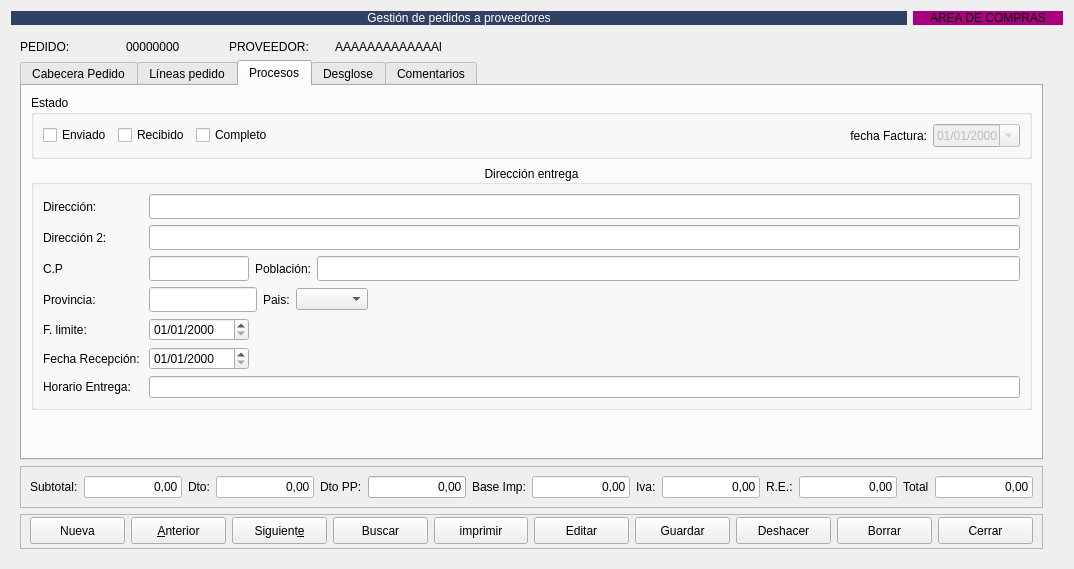
arcnexus/RedFoX, file RedFoX/Zona_Compras/frmpedidosproveedor.ui: the form before one commit.
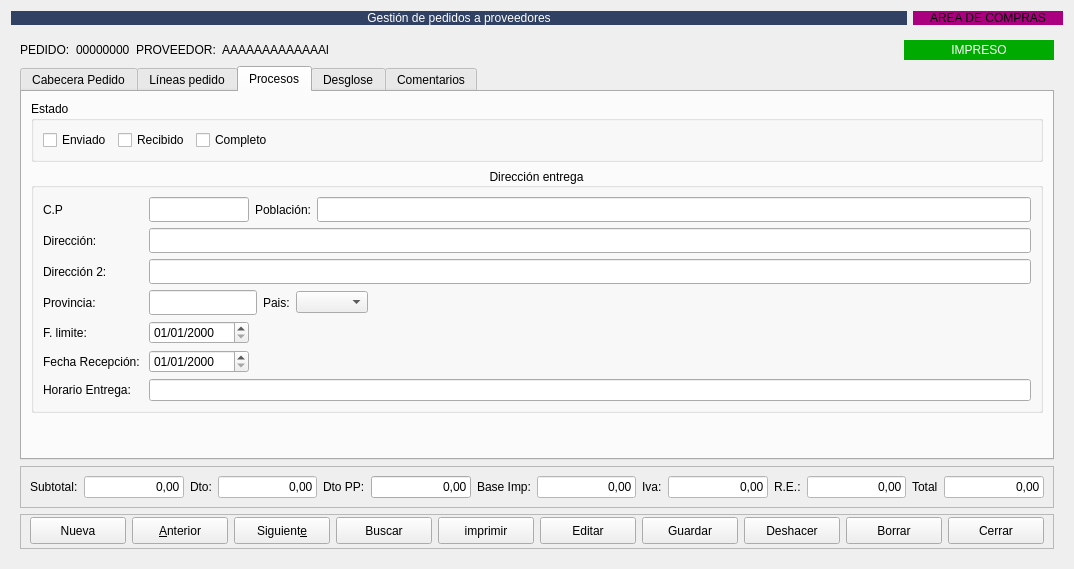
The form after the commit. The open tabs and pages were chosen to show the change. Icons and pictures are not drawn.

Commit message: Completado población pedido proveedor

```diff
--- a/RedFoX/Zona_Compras/frmpedidosproveedor.ui
+++ b/RedFoX/Zona_Compras/frmpedidosproveedor.ui
@@ -28,19 +28,23 @@
      </property>
      <widget class="QWidget" name="page">
       <layout class="QGridLayout" name="gridLayout_5">
-       <property name="rightMargin">
-        <number>20</number>
-       </property>
-       <item row="0" column="0">
-        <widget class="QLabel" name="label_18">
-         <property name="maximumSize">
+       <item row="0" column="5">
+        <widget class="QLabel" name="lbimpreso">
+         <property name="minimumSize">
           <size>
-           <width>100</width>
-           <height>16777215</height>
+           <width>150</width>
+           <height>0</height>
           </size>
          </property>
+         <property name="styleSheet">
+          <string notr="true">background-color: rgb(0, 170, 0);
+color: rgb(255, 255, 255);</string>
+         </property>
          <property name="text">
-          <string>PEDIDO:</string>
+          <string>IMPRESO</string>
+         </property>
+         <property name="alignment">
+          <set>Qt::AlignCenter</set>
          </property>
         </widget>
        </item>
@@ -57,27 +61,7 @@
          </property>
         </widget>
        </item>
-       <item row="0" column="2">
-        <widget class="QLabel" name="label_21">
-         <property name="maximumSize">
-          <size>
-           <width>100</width>
-           <height>16777215</height>
-          </size>
-         </property>
-         <property name="text">
-          <string>PROVEEDOR:</string>
-         </property>
-        </widget>
-       </item>
-       <item row="0" column="3">
-        <widget class="QLabel" name="lblnombreProveedor">
-         <property name="text">
-          <string>AAAAAAAAAAAAAl</string>
-         </property>
-        </widget>
-       </item>
-       <item row="1" column="0" colspan="4">
+       <item row="1" column="0" colspan="6">
         <widget class="QTabWidget" name="tabWidget_2">
          <property name="currentIndex">
           <number>0</number>
@@ -114,13 +98,6 @@
               <item>
                <widget class="QLineEdit" name="txtpedido"/>
               </item>
-              <item>
-               <widget class="QLabel" name="lbimpreso">
-                <property name="text">
-                 <string>IMPRESO</string>
-                </property>
-               </widget>
-              </item>
               <item>
                <widget class="QLabel" name="label">
                 <property name="text">
@@ -528,31 +505,24 @@
               <bool>false</bool>
              </property>
              <layout class="QGridLayout" name="gridLayout_7">
-              <item row="0" column="0">
-               <widget class="QLabel" name="label_38">
-                <property name="text">
-                 <string>Dirección:</string>
-                </property>
-               </widget>
-              </item>
-              <item row="0" column="1">
-               <widget class="QLineEdit" name="txtdireccion_entrega1">
-                <property name="minimumSize">
-                 <size>
-                  <width>0</width>
-                  <height>25</height>
-                 </size>
-                </property>
-               </widget>
-              </item>
-              <item row="1" column="0">
+              <item row="2" column="0">
                <widget class="QLabel" name="label_41">
                 <property name="text">
                  <string>Dirección 2:</string>
                 </property>
                </widget>
               </item>
-              <item row="1" column="1">
+              <item row="7" column="0">
+               <widget class="QLabel" name="label_19">
+                <property name="text">
+                 <string>Horario Entrega:</string>
+                </property>
+               </widget>
+              </item>
+              <item row="7" column="1">
+               <widget class="QLineEdit" name="txtHorarioEntrega"/>
+              </item>
+              <item row="2" column="1">
                <widget class="QLineEdit" name="txtdireccion_entrega1_2">
                 <property name="minimumSize">
                  <size>
@@ -562,64 +532,7 @@
                 </property>
                </widget>
               </item>
-              <item row="2" column="0">
-               <widget class="QLabel" name="label_31">
-                <property name="text">
-                 <string>C.P</string>
-                </property>
-               </widget>
-              </item>
-              <item row="2" column="1">
-               <layout class="QHBoxLayout" name="horizontalLayout_4">
-                <item>
-                 <widget class="QLineEdit" name="txtcp_entrega">
-                  <property name="minimumSize">
-                   <size>
-                    <width>0</width>
-                    <height>25</height>
-                   </size>
-                  </property>
-                  <property name="maximumSize">
-                   <size>
-                    <width>100</width>
-                    <height>16777215</height>
-                   </size>
-                  </property>
-                 </widget>
-                </item>
-                <item>
-                 <widget class="QLabel" name="label_40">
-                  <property name="text">
-                   <string>Población:</string>
-                  </property>
-                 </widget>
-                </item>
-                <item>
-                 <widget class="QLineEdit" name="txtpoblacion_entrega">
-                  <property name="sizePolicy">
-                   <sizepolicy hsizetype="Expanding" vsizetype="Fixed">
-                    <horstretch>0</horstretch>
-                    <verstretch>0</verstretch>
-                   </sizepolicy>
-                  </property>
-                  <property name="minimumSize">
-                   <size>
-                    <width>0</width>
-                    <height>25</height>
-                   </size>
-                  </property>
-                 </widget>
-                </item>
-               </layout>
-              </item>
-              <item row="3" column="0">
-               <widget class="QLabel" name="label_39">
-                <property name="text">
-                 <string>Provincia:</string>
-                </property>
-               </widget>
-              </item>
-              <item row="3" column="1">
+              <item row="4" column="1">
                <layout class="QHBoxLayout" name="horizontalLayout_7">
                 <item>
                  <widget class="QLineEdit" name="txtprovincia_entrega">
@@ -668,64 +581,128 @@
                 </item>
                </layout>
               </item>
-              <item row="4" column="0">
+              <item row="5" column="1">
+               <widget class="QDateEdit" name="txtFechaLimite">
+                <property name="maximumSize">
+                 <size>
+                  <width>100</width>
+                  <height>16777215</height>
+                 </size>
+                </property>
+                <property name="displayFormat">
+                 <string>dd/MM/yyyy</string>
+                </property>
+               </widget>
+              </item>
+              <item row="1" column="0">
+               <widget class="QLabel" name="label_38">
+                <property name="text">
+                 <string>Dirección:</string>
+                </property>
+               </widget>
+              </item>
+              <item row="6" column="1">
+               <widget class="QDateEdit" name="txtfechaRecepcion">
+                <property name="minimumSize">
+                 <size>
+                  <width>0</width>
+                  <height>0</height>
+                 </size>
+                </property>
+                <property name="maximumSize">
+                 <size>
+                  <width>100</width>
+                  <height>16777215</height>
+                 </size>
+                </property>
+                <property name="displayFormat">
+                 <string>dd/MM/yyyy</string>
+                </property>
+                <property name="calendarPopup">
+                 <bool>false</bool>
+                </property>
+               </widget>
+              </item>
+              <item row="5" column="0">
                <widget class="QLabel" name="label_23">
                 <property name="text">
                  <string>F. limite:</string>
                 </property>
                </widget>
               </item>
-              <item row="4" column="1">
-               <widget class="QDateEdit" name="txtFechaLimite">
-                <property name="maximumSize">
+              <item row="4" column="0">
+               <widget class="QLabel" name="label_39">
+                <property name="text">
+                 <string>Provincia:</string>
+                </property>
+               </widget>
+              </item>
+              <item row="1" column="1">
+               <widget class="QLineEdit" name="txtdireccion_entrega1">
+                <property name="minimumSize">
                  <size>
-                  <width>100</width>
-                  <height>16777215</height>
+                  <width>0</width>
+                  <height>25</height>
                  </size>
                 </property>
-                <property name="displayFormat">
-                 <string>dd/MM/yyyy</string>
-                </property>
                </widget>
               </item>
-              <item row="5" column="0">
+              <item row="6" column="0">
                <widget class="QLabel" name="label_42">
                 <property name="text">
                  <string>Fecha Recepción: </string>
                 </property>
                </widget>
               </item>
-              <item row="5" column="1">
-               <widget class="QDateEdit" name="txtfechaRecepcion">
-                <property name="minimumSize">
-                 <size>
-                  <width>0</width>
-                  <height>0</height>
-                 </size>
-                </property>
-                <property name="maximumSize">
-                 <size>
-                  <width>100</width>
-                  <height>16777215</height>
-                 </size>
-                </property>
-                <property name="displayFormat">
-                 <string>dd/MM/yyyy</string>
-                </property>
-                <property name="calendarPopup">
-                 <bool>false</bool>
-                </property>
-               </widget>
-              </item>
-              <item row="6" column="0">
-               <widget class="QLabel" name="label_19">
+              <item row="0" column="0">
+               <widget class="QLabel" name="label_31">
                 <property name="text">
-                 <string>Horario Entrega:</string>
+                 <string>C.P</string>
                 </property>
                </widget>
               </item>
-              <item row="6" column="1">
-               <widget class="QLineEdit" name="txtHorarioEntrega"/>
+              <item row="0" column="1">
+               <layout class="QHBoxLayout" name="horizontalLayout_4">
+                <item>
+                 <widget class="QLineEdit" name="txtcp_entrega">
+                  <property name="minimumSize">
+                   <size>
+                    <width>0</width>
+                    <height>25</height>
+                   </size>
+                  </property>
+                  <property name="maximumSize">
+                   <size>
+                    <width>100</width>
+                    <height>16777215</height>
+                   </size>
+                  </property>
+                 </widget>
+                </item>
+                <item>
+                 <widget class="QLabel" name="label_40">
+                  <property name="text">
+                   <string>Población:</string>
+                  </property>
+                 </widget>
+                </item>
+                <item>
+                 <widget class="QLineEdit" name="txtpoblacion_entrega">
+                  <property name="sizePolicy">
+                   <sizepolicy hsizetype="Expanding" vsizetype="Fixed">
+                    <horstretch>0</horstretch>
+                    <verstretch>0</verstretch>
+                   </sizepolicy>
+                  </property>
+                  <property name="minimumSize">
+                   <size>
+                    <width>0</width>
+                    <height>25</height>
+                   </size>
+                  </property>
+                 </widget>
+                </item>
+               </layout>
               </item>
              </layout>
             </widget>
@@ -783,38 +760,6 @@
                 </property>
                </spacer>
               </item>
-              <item>
-               <widget class="QLabel" name="lbfacturado">
-                <property name="styleSheet">
-                 <string notr="true"/>
-                </property>
-                <property name="text">
-                 <string>fecha Factura:</string>
-                </property>
-                <property name="alignment">
-                 <set>Qt::AlignRight|Qt::AlignTrailing|Qt::AlignVCenter</set>
-                </property>
-               </widget>
-              </item>
-              <item>
-               <widget class="QDateEdit" name="txtfecha_factura">
-                <property name="enabled">
-                 <bool>false</bool>
-                </property>
-                <property name="sizePolicy">
-                 <sizepolicy hsizetype="Preferred" vsizetype="Fixed">
-                  <horstretch>0</horstretch>
-                  <verstretch>0</verstretch>
-                 </sizepolicy>
-                </property>
-                <property name="displayFormat">
-                 <string>dd/MM/yyyy</string>
-                </property>
-                <property name="calendarPopup">
-                 <bool>true</bool>
-                </property>
-               </widget>
-              </item>
              </layout>
             </widget>
            </item>
@@ -1716,7 +1661,53 @@
          </widget>
         </widget>
        </item>
-       <item row="2" column="0" colspan="4">
+       <item row="0" column="2">
+        <widget class="QLabel" name="label_21">
+         <property name="maximumSize">
+          <size>
+           <width>100</width>
+           <height>16777215</height>
+          </size>
+         </property>
+         <property name="text">
+          <string>PROVEEDOR:</string>
+         </property>
+        </widget>
+       </item>
+       <item row="0" column="3">
+        <widget class="QLabel" name="lblnombreProveedor">
+         <property name="text">
+          <string>AAAAAAAAAAAAAl</string>
+         </property>
+        </widget>
+       </item>
+       <item row="0" column="0">
+        <widget class="QLabel" name="label_18">
+         <property name="maximumSize">
+          <size>
+           <width>100</width>
+           <height>16777215</height>
+          </size>
+         </property>
+         <property name="text">
+          <string>PEDIDO:</string>
+         </property>
+        </widget>
+       </item>
+       <item row="0" column="4">
+        <spacer name="horizontalSpacer_6">
+         <property name="orientation">
+          <enum>Qt::Horizontal</enum>
+         </property>
+         <property name="sizeHint" stdset="0">
+          <size>
+           <width>40</width>
+           <height>20</height>
+          </size>
+         </property>
+        </spacer>
+       </item>
+       <item row="2" column="0" colspan="6">
         <widget class="QFrame" name="frame_3">
          <property name="frameShape">
           <enum>QFrame::StyledPanel</enum>
@@ -1934,7 +1925,7 @@
          </layout>
         </widget>
        </item>
-       <item row="3" column="0" colspan="4">
+       <item row="3" column="0" colspan="6">
         <widget class="QFrame" name="frame_4">
          <property name="minimumSize">
           <size>
@@ -2205,6 +2196,8 @@
       <zorder>lblnombreProveedor</zorder>
       <zorder>frame_3</zorder>
       <zorder>frame_4</zorder>
+      <zorder>lbimpreso</zorder>
+      <zorder>horizontalSpacer_6</zorder>
      </widget>
      <widget class="QWidget" name="page_2">
       <layout class="QGridLayout" name="gridLayout_14">
```
The commit also changes 10 other files.
